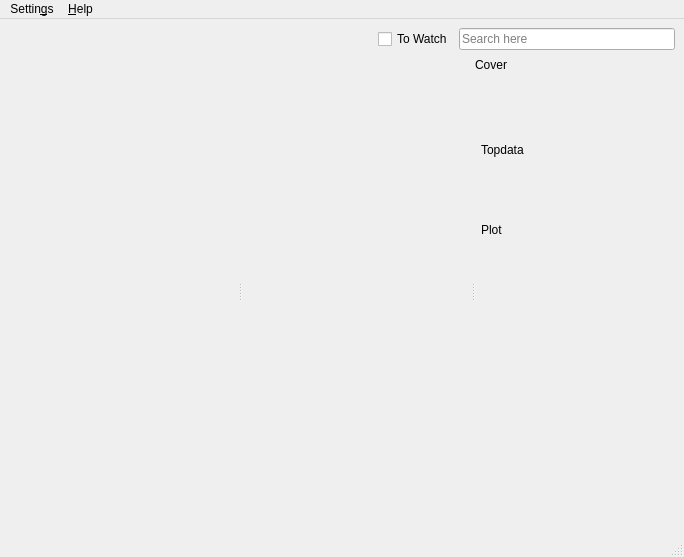
ochurlaud/macaw-movies, file src/MainWindow.ui: the form before one commit.
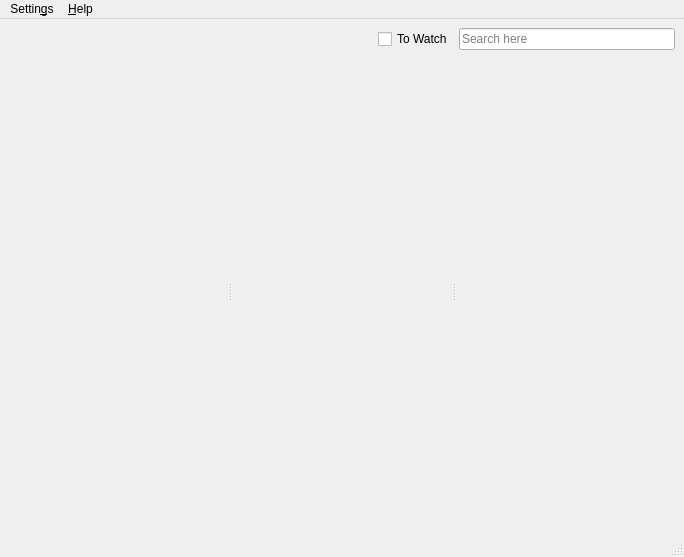
The form after the commit. Icons and pictures are not drawn.

Commit message: all widgets are now out of MetadataWindow, fixes #65

What changed in the file:
```diff
--- a/src/MainWindow.ui
+++ b/src/MainWindow.ui
@@ -141,76 +141,8 @@
         </property>
        </layout>
       </widget>
-      <widget class="QWidget" name="metadataPannel" native="true">
-       <property name="maximumSize">
-        <size>
-         <width>200</width>
-         <height>16777215</height>
-        </size>
-       </property>
-       <widget class="QLabel" name="metadataPlot">
-        <property name="geometry">
-         <rect>
-          <x>6</x>
-          <y>165</y>
-          <width>100</width>
-          <height>17</height>
-         </rect>
-        </property>
-        <property name="sizePolicy">
-         <sizepolicy hsizetype="MinimumExpanding" vsizetype="Preferred">
-          <horstretch>0</horstretch>
-          <verstretch>0</verstretch>
-         </sizepolicy>
-        </property>
-        <property name="minimumSize">
-         <size>
-          <width>100</width>
-          <height>0</height>
-         </size>
-        </property>
-        <property name="text">
-         <string>Plot</string>
-        </property>
-        <property name="wordWrap">
-         <bool>true</bool>
-        </property>
-       </widget>
-       <widget class="QLabel" name="metadataCover">
-        <property name="geometry">
-         <rect>
-          <x>0</x>
-          <y>0</y>
-          <width>35</width>
-          <height>17</height>
-         </rect>
-        </property>
-        <property name="sizePolicy">
-         <sizepolicy hsizetype="MinimumExpanding" vsizetype="Preferred">
-          <horstretch>0</horstretch>
-          <verstretch>0</verstretch>
-         </sizepolicy>
-        </property>
-        <property name="text">
-         <string>Cover</string>
-        </property>
-       </widget>
-       <widget class="QLabel" name="metadataTop">
-        <property name="geometry">
-         <rect>
-          <x>6</x>
-          <y>85</y>
-          <width>47</width>
-          <height>17</height>
-         </rect>
-        </property>
-        <property name="text">
-         <string>Topdata</string>
-        </property>
-        <property name="wordWrap">
-         <bool>true</bool>
-        </property>
-       </widget>
+      <widget class="QWidget" name="verticalLayoutWidget_3">
+       <layout class="QVBoxLayout" name="MetadataPannelLayout"/>
       </widget>
      </widget>
     </item>
```
The commit also changes 12 other files.
